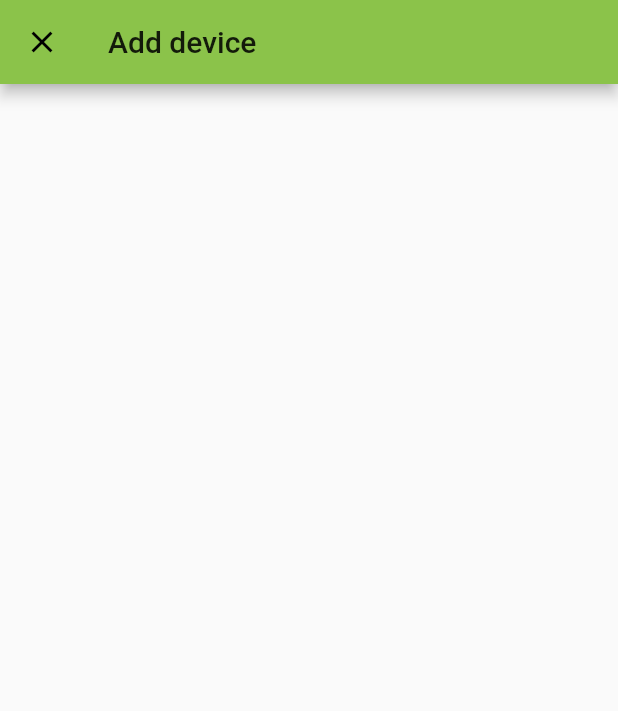
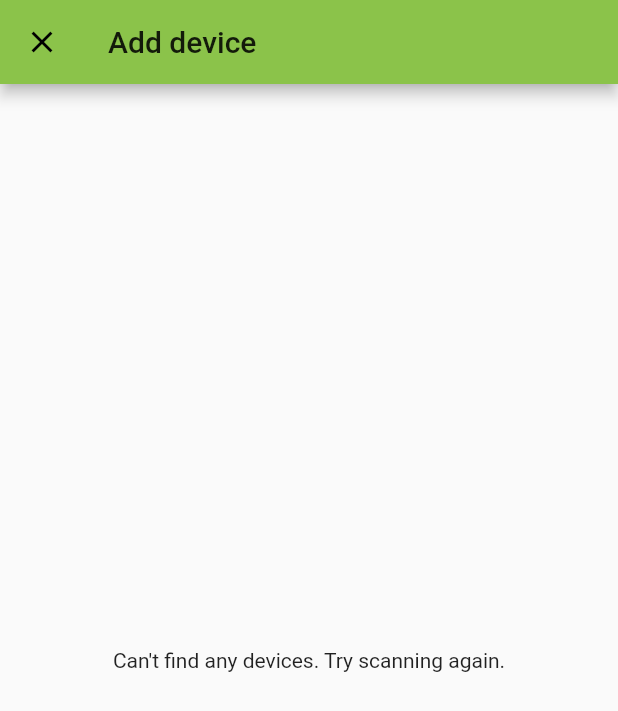
Before and after one commit to znfgnu/mokki-app, a Flutter app: the screen it shows after launch, after a tap on the "add" icon, on a phone screen of 412 x 824 dp. Shown: the top 711 px of the screen. Run offline on Flutter 3.47's test engine with Material 2 defaults, Android fonts, the phone set to English and light mode, and no system bars; our stand-ins replace flutter_blue.

Commit message:
Info when there are no devices nearby

```diff
--- a/lib/main.dart
+++ b/lib/main.dart
@@ -12,7 +12,7 @@ class MyApp extends StatelessWidget {
   @override
   Widget build(BuildContext context) {
     return MaterialApp(
-      title: 'Flutter Demo',
+      title: 'Mokki App',
       theme: ThemeData(
         primarySwatch: Colors.lightGreen,
       ),
--- a/lib/screens/scanning_screen.dart
+++ b/lib/screens/scanning_screen.dart
@@ -45,10 +45,7 @@ class ScanningScreenState extends State<ScanningScreen> {
         child: Text("Scanning for nearby devices..."),
       );
     } else {
-      return Column(
-        mainAxisAlignment: MainAxisAlignment.start,
-        children: _buildScanResultTiles(),
-      );
+      return _buildScanResultTiles();
     }
   }
 
@@ -98,15 +95,22 @@ class ScanningScreenState extends State<ScanningScreen> {
   }
 
   _buildScanResultTiles() {
-    return scanResults.values
-        .map((r) =>
-        ScanResultTile(
-            result: r,
-            onTap: () => _openAddDeviceScreen(r),
-    )).
-    toList
-    (
-    );
+    if (scanResults.isNotEmpty) {
+      return Column(
+        mainAxisAlignment: MainAxisAlignment.start,
+        children: scanResults.values
+            .map((r) =>
+            ScanResultTile(
+              result: r,
+              onTap: () => _openAddDeviceScreen(r),
+            )).toList(),
+      );
+    } else {
+      return Container(
+        alignment: Alignment.center,
+        child: Text("Can't find any devices. Try scanning again."),
+      );
+    }
   }
 
   _buildScanningButton() {
```
